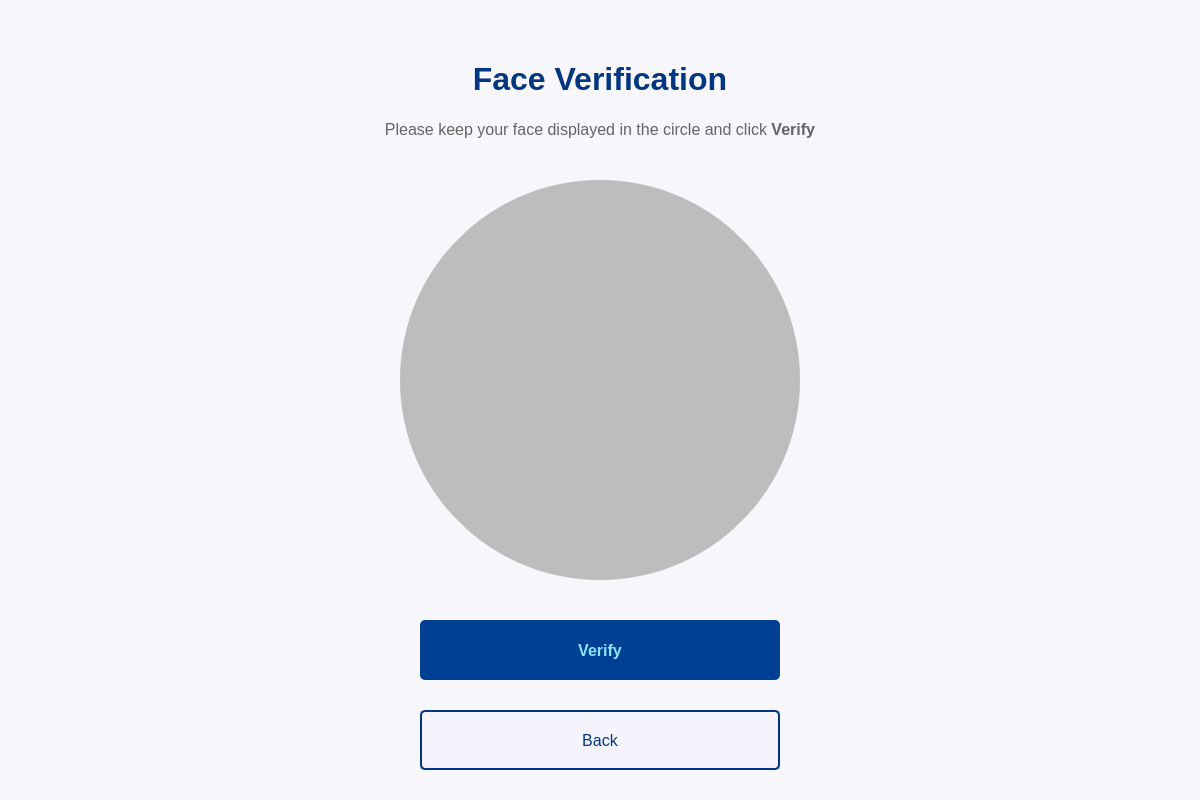
First picture: the form in face.ui, repository mintpancake/ikyc, before the edit.
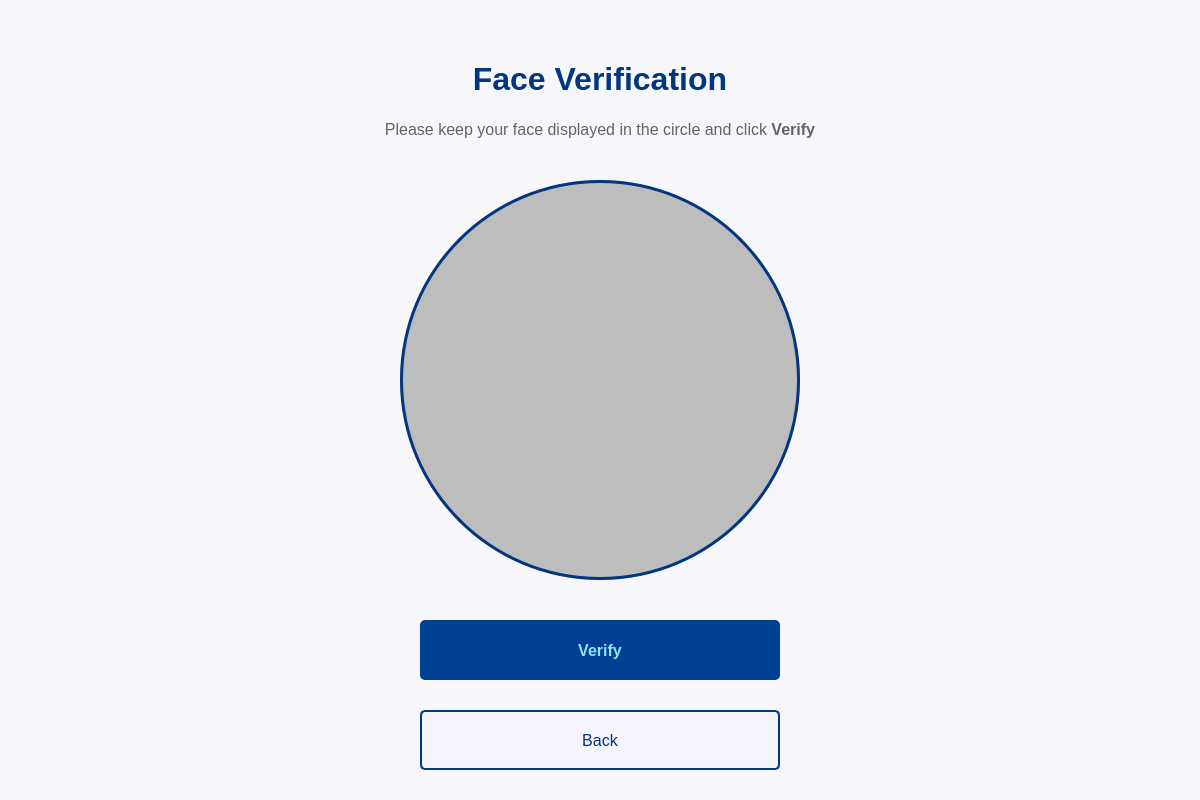
Second picture: the form after the edit. Icons and pictures are not drawn.

Commit message: Add unrecognized condition

Diff of the .ui file:
```diff
--- a/face.ui
+++ b/face.ui
@@ -660,6 +660,26 @@
      <string/>
     </property>
    </widget>
+   <widget class="QLabel" name="cameraBorder">
+    <property name="geometry">
+     <rect>
+      <x>400</x>
+      <y>180</y>
+      <width>400</width>
+      <height>400</height>
+     </rect>
+    </property>
+    <property name="styleSheet">
+     <string notr="true">QLabel{
+    background: rgba(255, 255, 255, 0);
+	border: 3px solid rgb(0, 55, 128);
+    border-radius: 200px;
+}</string>
+    </property>
+    <property name="text">
+     <string/>
+    </property>
+   </widget>
    <zorder>camera</zorder>
    <zorder>cameraMask</zorder>
    <zorder>verifyButton</zorder>
@@ -667,6 +687,7 @@
    <zorder>faceTitleLabel</zorder>
    <zorder>small_logo</zorder>
    <zorder>backButton</zorder>
+   <zorder>cameraBorder</zorder>
   </widget>
  </widget>
  <resources/>
```
The commit also changes 2 other files.
